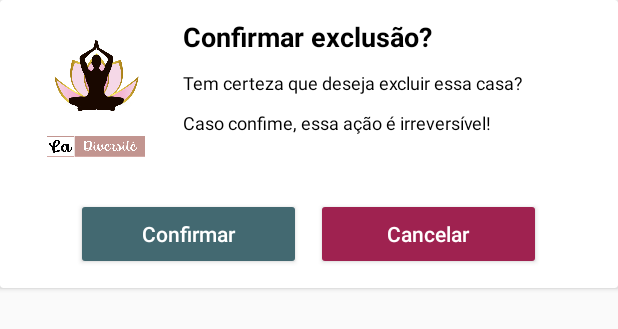
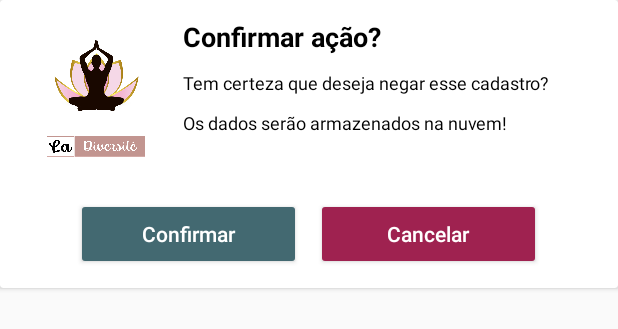
Before and after one commit to jaquecantarino/La-Diversite, an Android app: the layout bottom_dialog.xml on its own in the app's theme, with its tools: preview values and no code run, on a phone screen of 412 x 824 dp. Shown: the top 329 px of the screen. Run offline under Robolectric (Android 15) with nearby library versions, the phone set to English and light mode, and no system bars.

Commit message:
alteracoes de negar/aprovar casas e armazenar no BD

```diff
--- a/app/src/main/java/br/com/alana/ladiversite/data/model/AcolhidaModel.kt
+++ b/app/src/main/java/br/com/alana/ladiversite/data/model/AcolhidaModel.kt
@@ -8,5 +8,6 @@ data class AcolhidaModel(
     val endereco: String? = null,
     val publico: String? = null,
     val telefone: String? = null,
-    var visivel: Boolean? = false
+    var visivel: Boolean? = false,
+    var ativo: Boolean? = true
 )
--- a/app/src/main/res/layout/bottom_dialog.xml
+++ b/app/src/main/res/layout/bottom_dialog.xml
@@ -27,7 +27,7 @@
             android:layout_height="wrap_content"
             android:layout_marginTop="10dp"
             android:layout_toEndOf="@id/idIVCourse"
-            android:text="Confirmar exclusão?"
+            android:text="Confirmar ação?"
             android:textColor="@color/black"
             android:textSize="18sp"
             android:textStyle="bold" />
@@ -40,7 +40,7 @@
             android:layout_below="@id/bottom_title_label"
             android:layout_marginTop="10dp"
             android:layout_toEndOf="@id/idIVCourse"
-            android:text="Tem certeza que deseja excluir essa casa?"
+            android:text="Tem certeza que deseja negar esse cadastro?"
             android:textColor="@color/black"
             android:textSize="12sp" />
 
@@ -52,7 +52,7 @@
             android:layout_below="@id/txt_yes_no"
             android:layout_marginTop="10dp"
             android:layout_toEndOf="@id/idIVCourse"
-            android:text="Caso confime, essa ação é irreversível!"
+            android:text="Os dados serão armazenados na nuvem!"
             android:textColor="@color/black"
             android:textSize="12sp" />
 
--- a/app/src/main/res/values/strings.xml
+++ b/app/src/main/res/values/strings.xml
@@ -92,4 +92,5 @@
     <string name="enviar_sugest_o">Enviar Sugestão</string>
     <string name="e_mail_cad">E-mail:</string>
     <string name="cadastrar_casa">Cadastrar Casa</string>
+    <string name="cadastrar_nova_casa">Cadastrar nova casa</string>
 </resources>
```
Also changed, not shown: app/src/main/java/br/com/alana/ladiversite/presentation/AcolhidaActivity.kt (+11 -4 lines), app/src/main/java/br/com/alana/ladiversite/presentation/AdminActivity.kt (+7 -4 lines), app/src/main/java/br/com/alana/ladiversite/presentation/CadastroAcolhidaActivity.kt (+12 -4 lines).
